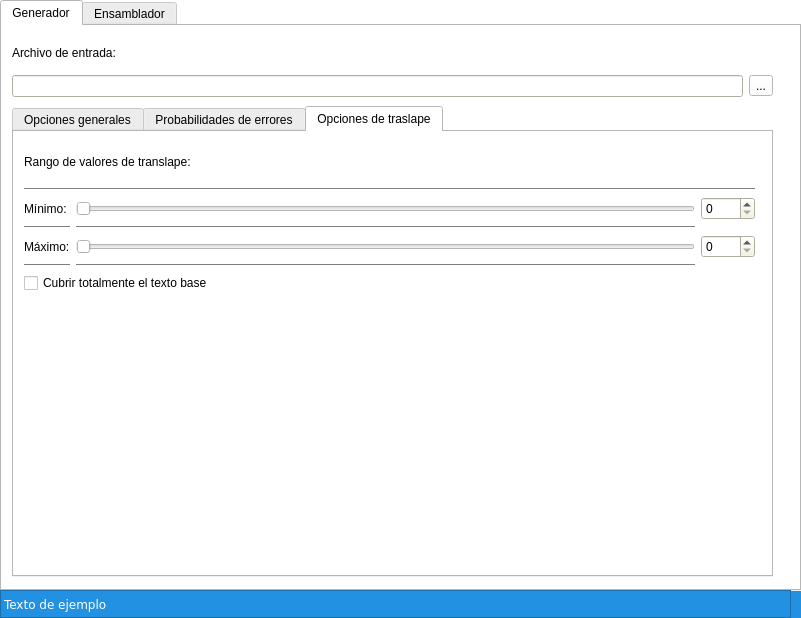
Before: the Qt Designer form Proyecto II/gui/qt_ui.ui in JulianSalinas/FramentadorADN, drawn with Qt 5.
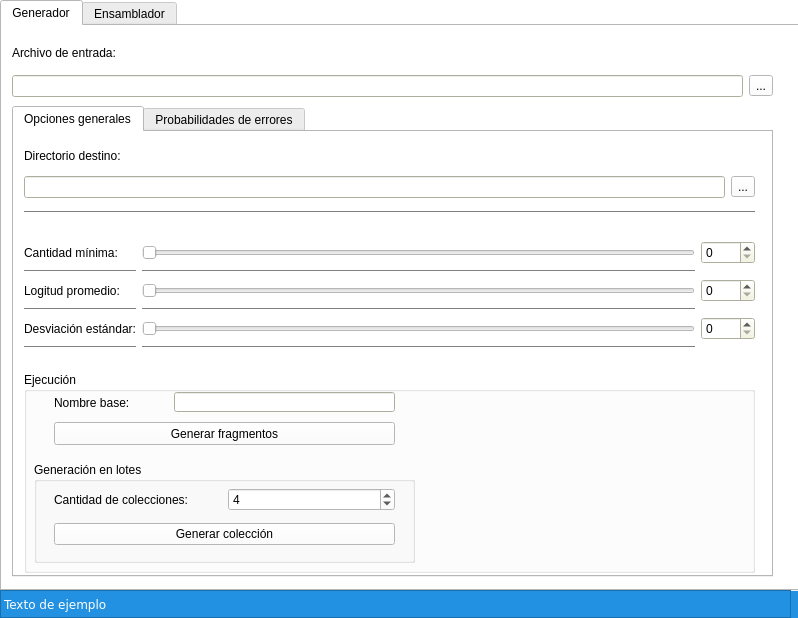
After: the same form once the commit is applied. The open tabs and pages were chosen to show the change.

What changed in the file:
```diff
--- a/Proyecto II/gui/qt_ui.ui
+++ b/Proyecto II/gui/qt_ui.ui
@@ -6,7 +6,7 @@
    <rect>
     <x>0</x>
     <y>0</y>
-    <width>801</width>
+    <width>798</width>
     <height>618</height>
    </rect>
   </property>
@@ -5994,22 +5994,15 @@
             </item>
            </layout>
           </widget>
-         </widget>
-         <widget class="QWidget" name="tab_6">
-          <attribute name="title">
-           <string>Opciones de traslape</string>
-          </attribute>
-          <widget class="QWidget" name="layoutWidget">
+          <widget class="QWidget" name="layoutWidget_6">
            <property name="geometry">
             <rect>
              <x>10</x>
-             <y>10</y>
+             <y>250</y>
              <width>731</width>
              <height>151</height>
             </rect>
            </property>
-           <layout class="QVBoxLayout" name="verticalLayout_16">
-            <item>
              <layout class="QVBoxLayout" name="verticalLayout_8">
               <item>
                <widget class="QLabel" name="label_13">
@@ -6930,430 +6923,6 @@
                </layout>
               </item>
              </layout>
-            </item>
-            <item>
-             <widget class="QCheckBox" name="checkCobertura">
-              <property name="palette">
-               <palette>
-                <active>
-                 <colorrole role="WindowText">
-                  <brush brushstyle="SolidPattern">
-                   <color alpha="255">
-                    <red>0</red>
-                    <green>0</green>
-                    <blue>0</blue>
-                   </color>
-                  </brush>
-                 </colorrole>
-                 <colorrole role="Button">
-                  <brush brushstyle="SolidPattern">
-                   <color alpha="255">
-                    <red>255</red>
-                    <green>255</green>
-                    <blue>255</blue>
-                   </color>
-                  </brush>
-                 </colorrole>
-                 <colorrole role="Light">
-                  <brush brushstyle="SolidPattern">
-                   <color alpha="255">
-                    <red>255</red>
-                    <green>255</green>
-                    <blue>255</blue>
-                   </color>
-                  </brush>
-                 </colorrole>
-                 <colorrole role="Midlight">
-                  <brush brushstyle="SolidPattern">
-                   <color alpha="255">
-                    <red>255</red>
-                    <green>255</green>
-                    <blue>255</blue>
-                   </color>
-                  </brush>
-                 </colorrole>
-                 <colorrole role="Dark">
-                  <brush brushstyle="SolidPattern">
-                   <color alpha="255">
-                    <red>127</red>
-                    <green>127</green>
-                    <blue>127</blue>
-                   </color>
-                  </brush>
-                 </colorrole>
-                 <colorrole role="Mid">
-                  <brush brushstyle="SolidPattern">
-                   <color alpha="255">
-                    <red>170</red>
-                    <green>170</green>
-                    <blue>170</blue>
-                   </color>
-                  </brush>
-                 </colorrole>
-                 <colorrole role="Text">
-                  <brush brushstyle="SolidPattern">
-                   <color alpha="255">
-                    <red>0</red>
-                    <green>0</green>
-                    <blue>0</blue>
-                   </color>
-                  </brush>
-                 </colorrole>
-                 <colorrole role="BrightText">
-                  <brush brushstyle="SolidPattern">
-                   <color alpha="255">
-                    <red>255</red>
-                    <green>255</green>
-                    <blue>255</blue>
-                   </color>
-                  </brush>
-                 </colorrole>
-                 <colorrole role="ButtonText">
-                  <brush brushstyle="SolidPattern">
-                   <color alpha="255">
-                    <red>0</red>
-                    <green>0</green>
-                    <blue>0</blue>
-                   </color>
-                  </brush>
-                 </colorrole>
-                 <colorrole role="Base">
-                  <brush brushstyle="SolidPattern">
-                   <color alpha="255">
-                    <red>255</red>
-                    <green>255</green>
-                    <blue>255</blue>
-                   </color>
-                  </brush>
-                 </colorrole>
-                 <colorrole role="Window">
-                  <brush brushstyle="SolidPattern">
-                   <color alpha="255">
-                    <red>255</red>
-                    <green>255</green>
-                    <blue>255</blue>
-                   </color>
-                  </brush>
-                 </colorrole>
-                 <colorrole role="Shadow">
-                  <brush brushstyle="SolidPattern">
-                   <color alpha="255">
-                    <red>0</red>
-                    <green>0</green>
-                    <blue>0</blue>
-                   </color>
-                  </brush>
-                 </colorrole>
-                 <colorrole role="AlternateBase">
-                  <brush brushstyle="SolidPattern">
-                   <color alpha="255">
-                    <red>255</red>
-                    <green>255</green>
-                    <blue>255</blue>
-                   </color>
-                  </brush>
-                 </colorrole>
-                 <colorrole role="ToolTipBase">
-                  <brush brushstyle="SolidPattern">
-                   <color alpha="255">
-                    <red>255</red>
-                    <green>255</green>
-                    <blue>220</blue>
-                   </color>
-                  </brush>
-                 </colorrole>
-                 <colorrole role="ToolTipText">
-                  <brush brushstyle="SolidPattern">
-                   <color alpha="255">
-                    <red>0</red>
-                    <green>0</green>
-                    <blue>0</blue>
-                   </color>
-                  </brush>
-                 </colorrole>
-                </active>
-                <inactive>
-                 <colorrole role="WindowText">
-                  <brush brushstyle="SolidPattern">
-                   <color alpha="255">
-                    <red>0</red>
-                    <green>0</green>
-                    <blue>0</blue>
-                   </color>
-                  </brush>
-                 </colorrole>
-                 <colorrole role="Button">
-                  <brush brushstyle="SolidPattern">
-                   <color alpha="255">
-                    <red>255</red>
-                    <green>255</green>
-                    <blue>255</blue>
-                   </color>
-                  </brush>
-                 </colorrole>
-                 <colorrole role="Light">
-                  <brush brushstyle="SolidPattern">
-                   <color alpha="255">
-                    <red>255</red>
-                    <green>255</green>
-                    <blue>255</blue>
-                   </color>
-                  </brush>
-                 </colorrole>
-                 <colorrole role="Midlight">
-                  <brush brushstyle="SolidPattern">
-                   <color alpha="255">
-                    <red>255</red>
-                    <green>255</green>
-                    <blue>255</blue>
-                   </color>
-                  </brush>
-                 </colorrole>
-                 <colorrole role="Dark">
-                  <brush brushstyle="SolidPattern">
-                   <color alpha="255">
-                    <red>127</red>
-                    <green>127</green>
-                    <blue>127</blue>
-                   </color>
-                  </brush>
-                 </colorrole>
-                 <colorrole role="Mid">
-                  <brush brushstyle="SolidPattern">
-                   <color alpha="255">
-                    <red>170</red>
-                    <green>170</green>
-                    <blue>170</blue>
-                   </color>
-                  </brush>
-                 </colorrole>
-                 <colorrole role="Text">
-                  <brush brushstyle="SolidPattern">
-                   <color alpha="255">
-                    <red>0</red>
-                    <green>0</green>
-                    <blue>0</blue>
-                   </color>
-                  </brush>
-                 </colorrole>
-                 <colorrole role="BrightText">
-                  <brush brushstyle="SolidPattern">
-                   <color alpha="255">
-                    <red>255</red>
-                    <green>255</green>
-                    <blue>255</blue>
-                   </color>
-                  </brush>
-                 </colorrole>
-                 <colorrole role="ButtonText">
-                  <brush brushstyle="SolidPattern">
-                   <color alpha="255">
-                    <red>0</red>
-                    <green>0</green>
-                    <blue>0</blue>
-                   </color>
-                  </brush>
-                 </colorrole>
-                 <colorrole role="Base">
-                  <brush brushstyle="SolidPattern">
-                   <color alpha="255">
-                    <red>255</red>
-                    <green>255</green>
-                    <blue>255</blue>
-                   </color>
-                  </brush>
-                 </colorrole>
-                 <colorrole role="Window">
-                  <brush brushstyle="SolidPattern">
-                   <color alpha="255">
-                    <red>255</red>
-                    <green>255</green>
-                    <blue>255</blue>
-                   </color>
-                  </brush>
-                 </colorrole>
-                 <colorrole role="Shadow">
-                  <brush brushstyle="SolidPattern">
-                   <color alpha="255">
-                    <red>0</red>
-                    <green>0</green>
-                    <blue>0</blue>
-                   </color>
-                  </brush>
-                 </colorrole>
-                 <colorrole role="AlternateBase">
-                  <brush brushstyle="SolidPattern">
-                   <color alpha="255">
-                    <red>255</red>
-                    <green>255</green>
-                    <blue>255</blue>
-                   </color>
-                  </brush>
-                 </colorrole>
-                 <colorrole role="ToolTipBase">
-                  <brush brushstyle="SolidPattern">
-                   <color alpha="255">
-                    <red>255</red>
-                    <green>255</green>
-                    <blue>220</blue>
-                   </color>
-                  </brush>
-                 </colorrole>
-                 <colorrole role="ToolTipText">
-                  <brush brushstyle="SolidPattern">
-                   <color alpha="255">
-                    <red>0</red>
-                    <green>0</green>
-                    <blue>0</blue>
-                   </color>
-                  </brush>
-                 </colorrole>
-                </inactive>
-                <disabled>
-                 <colorrole role="WindowText">
-                  <brush brushstyle="SolidPattern">
-                   <color alpha="255">
-                    <red>127</red>
-                    <green>127</green>
-                    <blue>127</blue>
-                   </color>
-                  </brush>
-                 </colorrole>
-                 <colorrole role="Button">
-                  <brush brushstyle="SolidPattern">
-                   <color alpha="255">
-                    <red>255</red>
-                    <green>255</green>
-                    <blue>255</blue>
-                   </color>
-                  </brush>
-                 </colorrole>
-                 <colorrole role="Light">
-                  <brush brushstyle="SolidPattern">
-                   <color alpha="255">
-                    <red>255</red>
-                    <green>255</green>
-                    <blue>255</blue>
-                   </color>
-                  </brush>
-                 </colorrole>
-                 <colorrole role="Midlight">
-                  <brush brushstyle="SolidPattern">
-                   <color alpha="255">
-                    <red>255</red>
-                    <green>255</green>
-                    <blue>255</blue>
-                   </color>
-                  </brush>
-                 </colorrole>
-                 <colorrole role="Dark">
-                  <brush brushstyle="SolidPattern">
-                   <color alpha="255">
-                    <red>127</red>
-                    <green>127</green>
-                    <blue>127</blue>
-                   </color>
-                  </brush>
-                 </colorrole>
-                 <colorrole role="Mid">
-                  <brush brushstyle="SolidPattern">
-                   <color alpha="255">
-                    <red>170</red>
-                    <green>170</green>
-                    <blue>170</blue>
-                   </color>
-                  </brush>
-                 </colorrole>
-                 <colorrole role="Text">
-                  <brush brushstyle="SolidPattern">
-                   <color alpha="255">
-                    <red>127</red>
-                    <green>127</green>
-                    <blue>127</blue>
-                   </color>
-                  </brush>
-                 </colorrole>
-                 <colorrole role="BrightText">
-                  <brush brushstyle="SolidPattern">
-                   <color alpha="255">
-                    <red>255</red>
-                    <green>255</green>
-                    <blue>255</blue>
-                   </color>
-                  </brush>
-                 </colorrole>
-                 <colorrole role="ButtonText">
-                  <brush brushstyle="SolidPattern">
-                   <color alpha="255">
-                    <red>127</red>
-                    <green>127</green>
-                    <blue>127</blue>
-                   </color>
-                  </brush>
-                 </colorrole>
-                 <colorrole role="Base">
-                  <brush brushstyle="SolidPattern">
-                   <color alpha="255">
-                    <red>255</red>
-                    <green>255</green>
-                    <blue>255</blue>
-                   </color>
-                  </brush>
-                 </colorrole>
-                 <colorrole role="Window">
-                  <brush brushstyle="SolidPattern">
-                   <color alpha="255">
-                    <red>255</red>
-                    <green>255</green>
-                    <blue>255</blue>
-                   </color>
-                  </brush>
-                 </colorrole>
-                 <colorrole role="Shadow">
-                  <brush brushstyle="SolidPattern">
-                   <color alpha="255">
-                    <red>0</red>
-                    <green>0</green>
-                    <blue>0</blue>
-                   </color>
-                  </brush>
-                 </colorrole>
-                 <colorrole role="AlternateBase">
-                  <brush brushstyle="SolidPattern">
-                   <color alpha="255">
-                    <red>255</red>
-                    <green>255</green>
-                    <blue>255</blue>
-                   </color>
-                  </brush>
-                 </colorrole>
-                 <colorrole role="ToolTipBase">
-                  <brush brushstyle="SolidPattern">
-                   <color alpha="255">
-                    <red>255</red>
-                    <green>255</green>
-                    <blue>220</blue>
-                   </color>
-                  </brush>
-                 </colorrole>
-                 <colorrole role="ToolTipText">
-                  <brush brushstyle="SolidPattern">
-                   <color alpha="255">
-                    <red>0</red>
-                    <green>0</green>
-                    <blue>0</blue>
-                   </color>
-                  </brush>
-                 </colorrole>
-                </disabled>
-               </palette>
-              </property>
-              <property name="text">
-               <string>Cubrir totalmente el texto base</string>
-              </property>
-             </widget>
-            </item>
-           </layout>
           </widget>
          </widget>
         </widget>
```
Left out of the diff: 250 changed lines with no effect on the pictures. Lines whose indentation alone changed are shown as unchanged.
